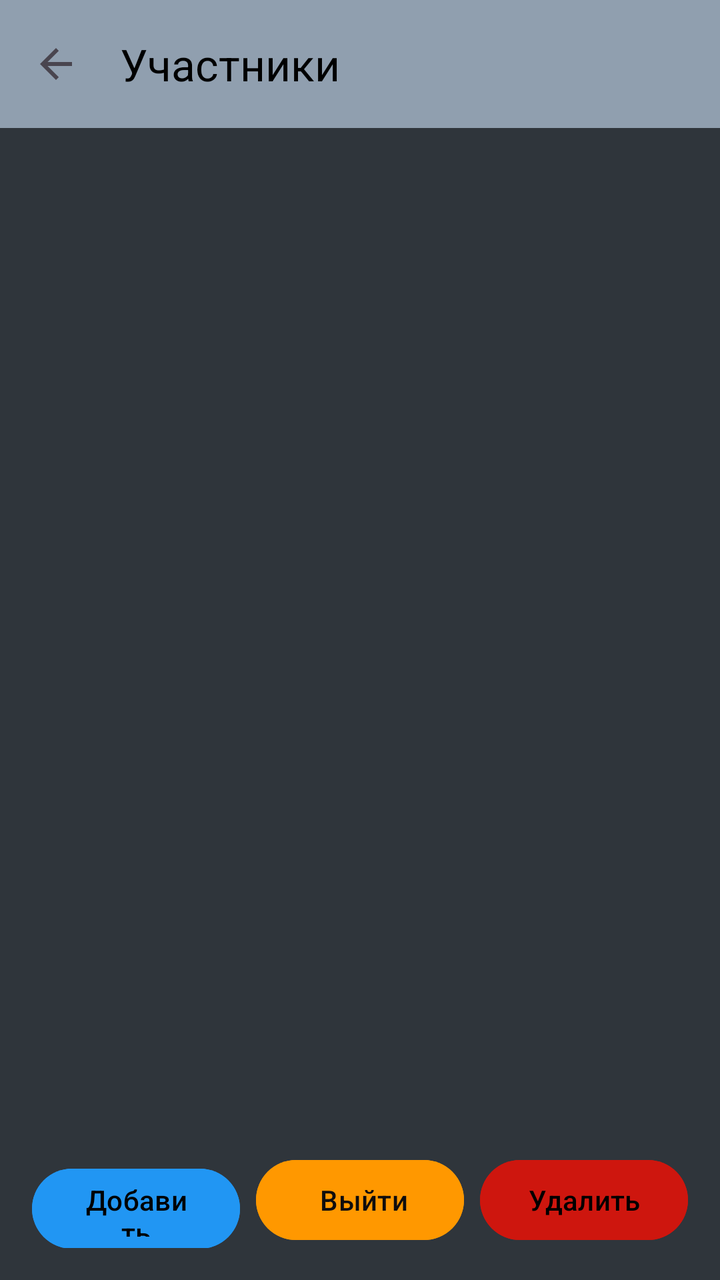
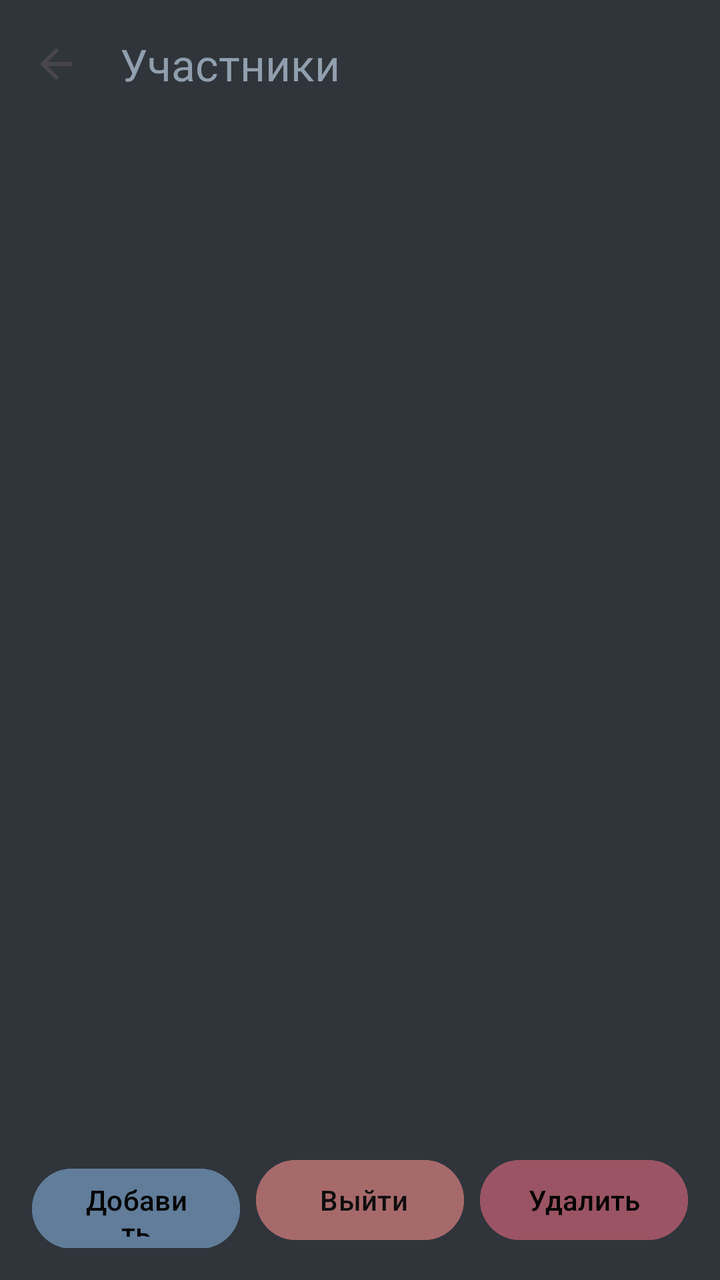

Two renders of the same Android screen: before a commit and after it. Below are the layout's source before the change and the commit's diff.
<!-- AndroidManifest.xml: application theme Theme.FreETi -->
<!-- res/layout/activity_members.xml -->
<?xml version="1.0" encoding="utf-8"?>
<LinearLayout xmlns:android="http://schemas.android.com/apk/res/android"
    xmlns:app="http://schemas.android.com/apk/res-auto"
    android:layout_width="match_parent"
    android:layout_height="match_parent"
    android:orientation="vertical"
    android:background="@color/bg">

    <androidx.appcompat.widget.Toolbar
        android:id="@+id/toolbar_members"
        android:layout_width="match_parent"
        android:layout_height="?attr/actionBarSize"
        android:background="@color/for_text"
        app:title="Участники"
        app:titleTextColor="@android:color/black"
        app:navigationIcon="?attr/homeAsUpIndicator" />

    <androidx.recyclerview.widget.RecyclerView
        android:id="@+id/recyclerViewMembers"
        android:layout_width="match_parent"
        android:layout_height="0dp"
        android:layout_weight="1"
        android:padding="16dp"/>

    <LinearLayout
        android:layout_width="match_parent"
        android:layout_height="wrap_content"
        android:orientation="horizontal"
        android:padding="16dp">


        <Button
            android:id="@+id/buttonAddMember"
            android:layout_width="0dp"
            android:layout_height="48dp"
            android:layout_weight="1"
            android:layout_marginEnd="8dp"
            android:text="Добавить"
            android:backgroundTint="#2196F3"
            android:textColor="@android:color/black"
            android:textSize="14sp" />


        <Button
            android:id="@+id/buttonLeaveGroup"
            android:layout_width="0dp"
            android:layout_height="48dp"
            android:layout_weight="1"
            android:layout_marginEnd="8dp"
            android:text=" Выйти"
            android:backgroundTint="#FF9800"
            android:textColor="#0F0D0D"
            android:textSize="14sp" />


        <Button
            android:id="@+id/buttonDeleteGroup"
            android:layout_width="0dp"
            android:layout_height="48dp"
            android:layout_weight="1"
            android:text="Удалить"
            android:backgroundTint="#CE160E"
            android:textColor="@android:color/black"
            android:textSize="14sp" />
    </LinearLayout>
</LinearLayout>
<!-- resources referenced by this layout -->
<resources>
  <color name="bg">#FF2f353b</color>
  <color name="for_text">#FF909faf</color>
  <style name="Theme.FreETi" parent="Base.Theme.FreETi" />
  <style name="Base.Theme.FreETi" parent="Theme.Material3.DayNight.NoActionBar">
          
          
      </style>
</resources>

<!-- the commit's change to res/layout/activity_members.xml (unified diff, before → after) -->
@@ -10,9 +10,9 @@
         android:id="@+id/toolbar_members"
         android:layout_width="match_parent"
         android:layout_height="?attr/actionBarSize"
-        android:background="@color/for_text"
+        android:background="@color/bg"
         app:title="Участники"
-        app:titleTextColor="@android:color/black"
+        app:titleTextColor="@color/for_text"
         app:navigationIcon="?attr/homeAsUpIndicator" />
 
     <androidx.recyclerview.widget.RecyclerView
@@ -36,7 +36,7 @@
             android:layout_weight="1"
             android:layout_marginEnd="8dp"
             android:text="Добавить"
-            android:backgroundTint="#2196F3"
+            android:backgroundTint="@color/for_privacy_friend"
             android:textColor="@android:color/black"
             android:textSize="14sp" />
 
@@ -48,7 +48,7 @@
             android:layout_weight="1"
             android:layout_marginEnd="8dp"
             android:text=" Выйти"
-            android:backgroundTint="#FF9800"
+            android:backgroundTint="@color/for_privacy_public"
             android:textColor="#0F0D0D"
             android:textSize="14sp" />
 
@@ -59,7 +59,7 @@
             android:layout_height="48dp"
             android:layout_weight="1"
             android:text="Удалить"
-            android:backgroundTint="#CE160E"
+            android:backgroundTint="@color/red"
             android:textColor="@android:color/black"
             android:textSize="14sp" />
     </LinearLayout>
<!-- resource entries referenced after the edit -->
@@ -1,7 +1,10 @@
 <!-- resources referenced by this layout -->
 <resources>
   <color name="bg">#FF2f353b</color>
+  <color name="for_privacy_friend">#FF617d9a</color>
+  <color name="for_privacy_public">#FFa76a6b</color>
   <color name="for_text">#FF909faf</color>
+  <color name="red">#FF9B5463</color>
   <style name="Theme.FreETi" parent="Base.Theme.FreETi" />
   <style name="Base.Theme.FreETi" parent="Theme.Material3.DayNight.NoActionBar">
           
